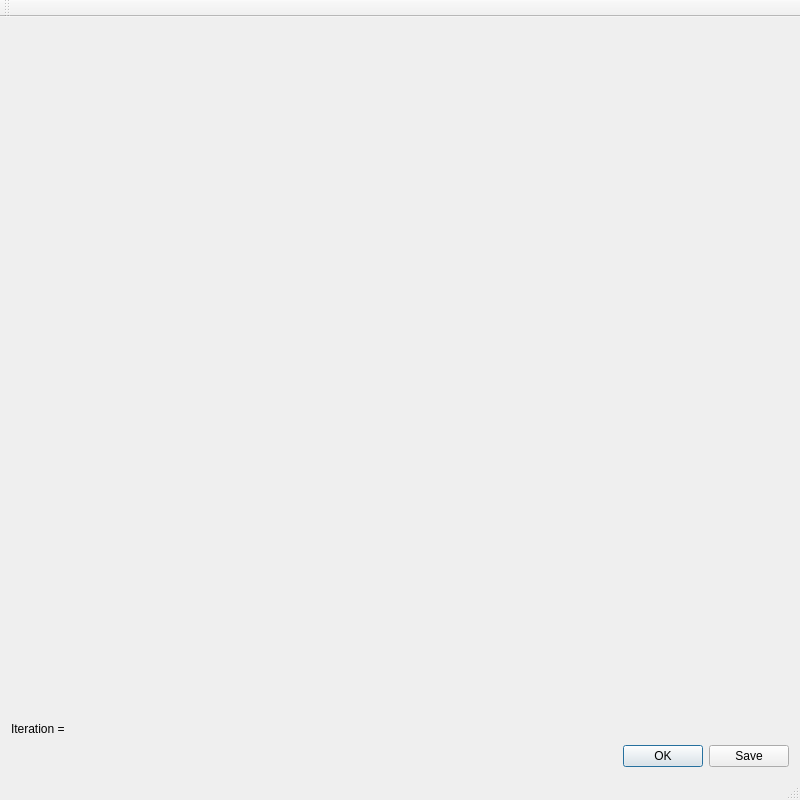
Before: the Qt Designer form mainwindow.ui in MadwomaZ/Diploma, drawn with Qt 5.
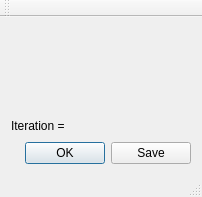
After: the same form once the commit is applied.

Patch:
```diff
--- a/mainwindow.ui
+++ b/mainwindow.ui
@@ -6,8 +6,8 @@
    <rect>
     <x>0</x>
     <y>0</y>
-    <width>800</width>
-    <height>800</height>
+    <width>202</width>
+    <height>197</height>
    </rect>
   </property>
   <property name="windowTitle">
```
Left out of the diff: 4 changed lines with no effect on the pictures.
